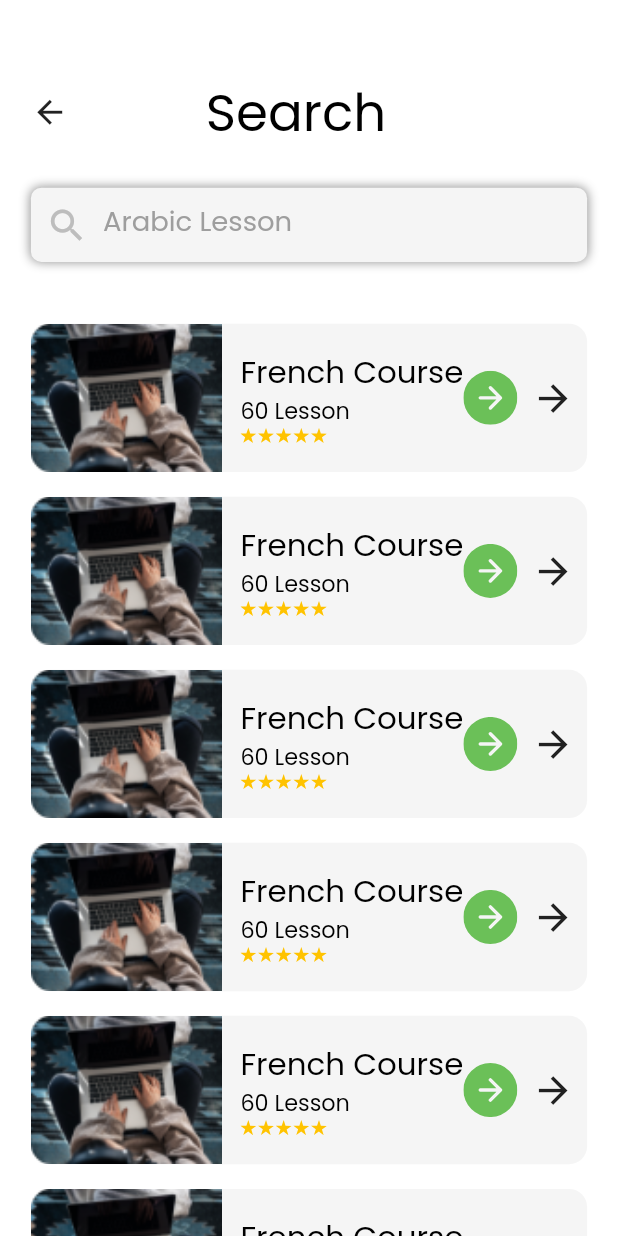
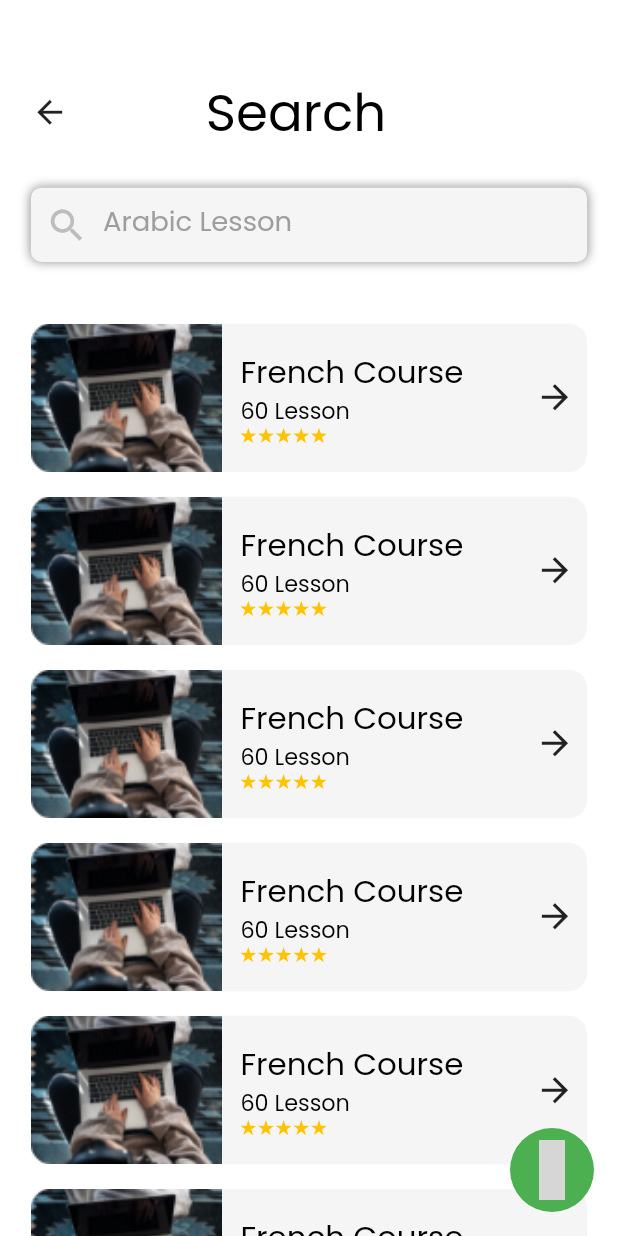
Before and after one commit to ashrafffathalla/ce--r_demo, a Flutter app: the SearchCourseScreen screen opened directly, on a phone screen of 412 x 824 dp. Run offline on Flutter 3.47's test engine with Material 2 defaults, Android fonts, the phone set to English and light mode, and no system bars; our stand-ins replace bloc, flutter_screenutil, flutter_svg; missing offline and left inert: dart:ffi; statements that could not run were skipped; grey boxes are pictures that could not be loaded.

Commit message:
commit and push lesson Search screen

```diff
--- a/lib/main.dart
+++ b/lib/main.dart
@@ -9,13 +9,15 @@ import 'package:center_app/modules/students_module/category/categories_screens/f
 import 'package:center_app/modules/students_module/category/categories_screens/math/math_screen.dart';
 import 'package:center_app/modules/students_module/category/categories_screens/scince/scince_screen/scince_screen.dart';
 import 'package:center_app/modules/students_module/category/category_screen.dart';
-import 'package:center_app/modules/students_module/search_course/search_course_screen.dart';
+import 'package:center_app/modules/students_module/search_module/search_center/search_center_screen.dart';
+import 'package:center_app/modules/students_module/search_module/search_teacher/search_teacher_screen.dart';
 import 'package:center_app/shared/blocobserver.dart';
 import 'package:flutter/material.dart';
 import 'package:flutter/services.dart';
 import 'package:flutter_screenutil/flutter_screenutil.dart';
 import 'modules/Splash_screen/splash_screen.dart';
 import 'modules/login_as/login_as_screen.dart';
+import 'modules/students_module/search_module/search_course/search_course_screen.dart';
 import 'modules/verification/verification_screen.dart';
 
 void main() {
@@ -48,7 +50,7 @@ class MyApp extends StatelessWidget {
           return MaterialApp(
             debugShowCheckedModeBanner: false,
             theme: ThemeData(),
-            home: const SearchCourseScreen(),
+            home: const SearchCenterScreen(),
           );
         });
   }
--- /dev/null
+++ b/lib/modules/students_module/search_module/search_course/search_course_screen.dart
@@ -0,0 +1,118 @@
+import 'package:center_app/shared/components/components.dart';
+import 'package:center_app/shared/widget/search_widget/search_screen.dart';
+import 'package:flutter/material.dart';
+import 'package:flutter_screenutil/flutter_screenutil.dart';
+import 'package:flutter_svg/svg.dart';
+
+class SearchCourseScreen extends StatelessWidget {
+  const SearchCourseScreen({Key? key}) : super(key: key);
+
+  @override
+  Widget build(BuildContext context) {
+    Size size = MediaQuery.of(context).size;
+    return Scaffold(
+      floatingActionButton: FloatingActionButton(
+        onPressed: () {},
+        child: Icon(
+          Icons.whatsapp,
+          size: 35.sp,
+        ),
+        backgroundColor: Colors.green,
+        elevation: 0,
+      ),
+      body: gradiantScaffoldColor(
+          child: SingleChildScrollView(
+        physics: const BouncingScrollPhysics(),
+        child: Column(
+          children: [
+            defaultSizeBoxStart(context),
+            customAppBar(size, 'Search'),
+            SizedBox(
+              height: size.height * 0.03,
+            ),
+            Padding(
+              padding: EdgeInsets.symmetric(horizontal: size.width * 0.05),
+              child: Column(
+                children: [
+                  const SearchScreen(text: 'Arabic Lesson'),
+                  SizedBox(
+                    height: size.height * 0.05,
+                  ),
+                  ListView.separated(
+                    physics: const BouncingScrollPhysics(),
+                    padding: const EdgeInsets.all(0),
+                    shrinkWrap: true,
+                    scrollDirection: Axis.vertical,
+                    itemBuilder: (context, index) => buildCategoryCard(size),
+                    separatorBuilder: (context, index) => SizedBox(
+                      height: size.height * 0.02,
+                    ),
+                    itemCount: 7,
+                  ),
+                ],
+              ),
+            ),
+            SizedBox(
+              height: size.height * 0.05,
+            ),
+          ],
+        ),
+      )),
+    );
+  }
+
+  Widget buildCategoryCard(size) => Container(
+        width: size.width,
+        height: size.height * 0.12,
+        decoration: BoxDecoration(
+          color: const Color(0xFFF5F5F5),
+          borderRadius: BorderRadius.circular(12),
+        ),
+        child: Padding(
+          padding: EdgeInsets.only(right: size.width*0.02),
+          child: Row(
+            children: [
+              SizedBox(
+                height: size.height * 0.12,
+                child: Image.asset(
+                  'assets/images/lesson.png',
+                  fit: BoxFit.fitHeight,
+                ),
+              ),
+              Padding(
+                padding:  EdgeInsets.only(
+                    left: size.width*0.03,
+                  top: size.height*0.02
+                ),
+                child: Column(
+                  crossAxisAlignment: CrossAxisAlignment.start,
+                  children: [
+                    textWidget(
+                      text: 'French Course',
+                      fontFamily: 'Poppins',
+                      fontSize: 18.sp,
+                      color: Colors.black,
+                      fontWeight: FontWeight.w400,
+                    ),
+                    textWidget(
+                      text: '60 Lesson',
+                      fontFamily: 'Poppins',
+                      fontSize: 13.sp,
+                      color: Colors.black,
+                      fontWeight: FontWeight.w400,
+                    ),
+                    SvgPicture.asset('assets/icons/stars.svg')
+                  ],
+                ),
+              ),
+              const Spacer(),
+              Icon(
+                  Icons.arrow_forward,
+                size: 23.sp,
+
+              )
+            ],
+          ),
+        ),
+      );
+}
```
Also changed, not shown: lib/modules/students_module/search_module/search_center/search_center_screen.dart (renamed from lib/modules/students_module/search_course/search_course_screen.dart, +21 -16 lines), lib/modules/students_module/search_module/search_teacher/search_teacher_screen.dart (added, +116 -0 lines), assets/images/center.png (added).
